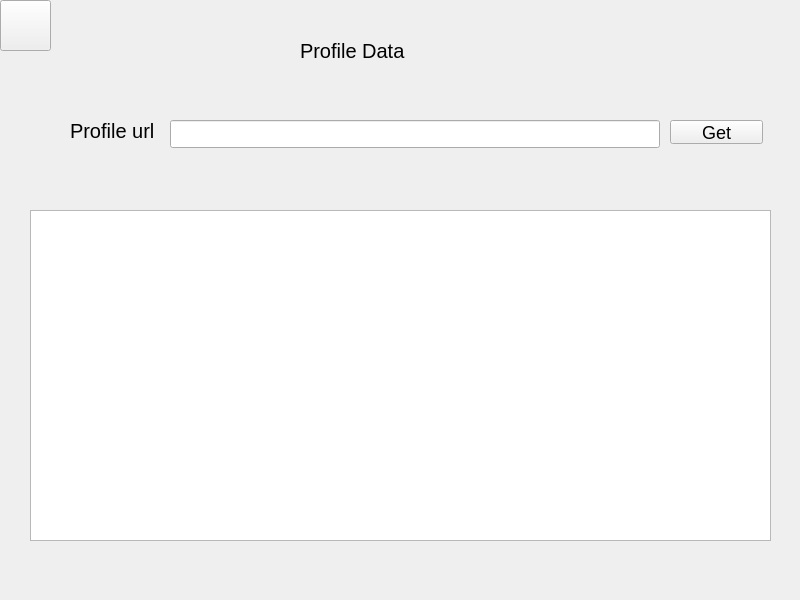
First picture: the form in main.ui, repository mido-99/Tweety, before the edit.
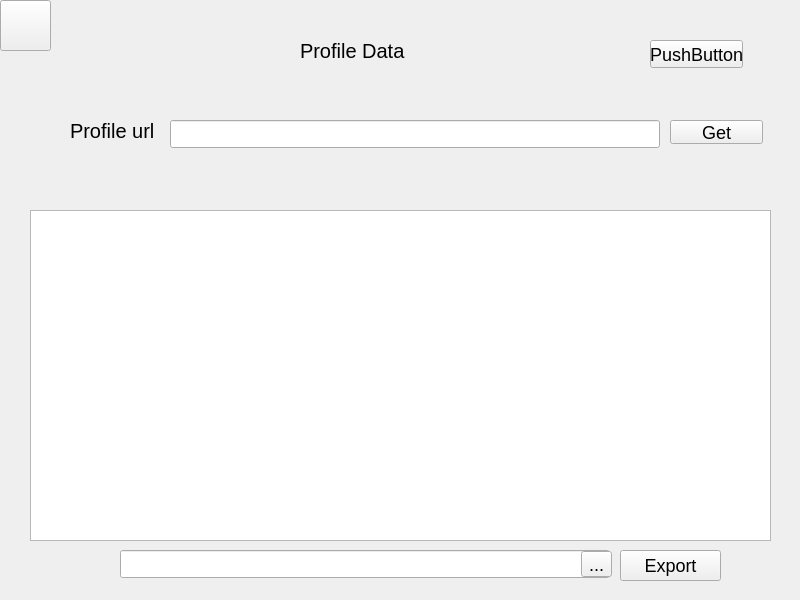
Second picture: the form after the edit.

Commit message: Export profile data & file name validation

What changed in the file:
```diff
--- a/main.ui
+++ b/main.ui
@@ -277,6 +277,55 @@
        <string/>
       </property>
      </widget>
+     <widget class="QPushButton" name="export_prof_btn">
+      <property name="geometry">
+       <rect>
+        <x>620</x>
+        <y>550</y>
+        <width>101</width>
+        <height>31</height>
+       </rect>
+      </property>
+      <property name="text">
+       <string>Export</string>
+      </property>
+     </widget>
+     <widget class="QLineEdit" name="export_prof_data_edit">
+      <property name="geometry">
+       <rect>
+        <x>120</x>
+        <y>550</y>
+        <width>490</width>
+        <height>28</height>
+       </rect>
+      </property>
+     </widget>
+     <widget class="QToolButton" name="prof_dir_btn">
+      <property name="geometry">
+       <rect>
+        <x>581</x>
+        <y>551</y>
+        <width>31</width>
+        <height>26</height>
+       </rect>
+      </property>
+      <property name="text">
+       <string>...</string>
+      </property>
+     </widget>
+     <widget class="QPushButton" name="pushButton">
+      <property name="geometry">
+       <rect>
+        <x>650</x>
+        <y>40</y>
+        <width>93</width>
+        <height>28</height>
+       </rect>
+      </property>
+      <property name="text">
+       <string>PushButton</string>
+      </property>
+     </widget>
     </widget>
     <widget class="QWidget" name="user_posts">
      <widget class="QLabel" name="label_2">
```
Left out of the diff: 4 changed lines with no effect on the pictures. The commit also changes 3 other files.
